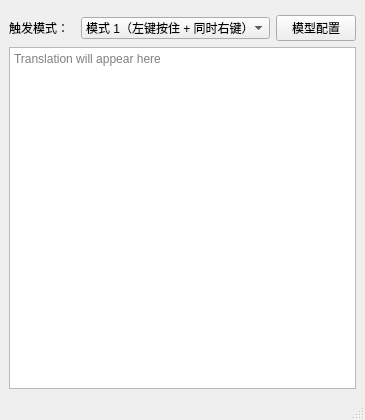
Above: mainwindow.ui from Miska-raligun/ai-translator before the change. Below: the same form after it.
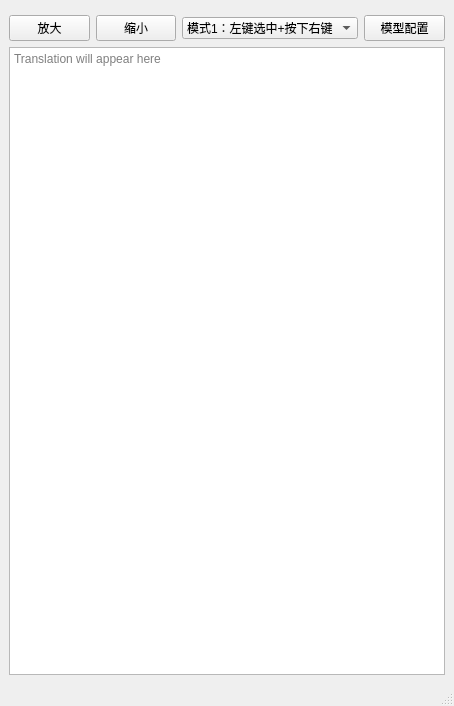
That is the form after the change. Custom widgets are drawn as their Qt base class.

Commit message: add zoomIn and zoomOut bottom

Patch:
```diff
--- a/mainwindow.ui
+++ b/mainwindow.ui
@@ -6,8 +6,8 @@
    <rect>
     <x>0</x>
     <y>0</y>
-    <width>365</width>
-    <height>420</height>
+    <width>454</width>
+    <height>706</height>
    </rect>
   </property>
   <property name="windowTitle">
@@ -25,17 +25,36 @@
     <item>
      <layout class="QHBoxLayout" name="modeLayout">
       <item>
-       <widget class="QLabel" name="modeLabel">
+       <widget class="QPushButton" name="zoomInButton">
         <property name="text">
-         <string>触发模式：</string>
+         <string>放大</string>
+        </property>
+       </widget>
+      </item>
+      <item>
+       <widget class="QPushButton" name="zoomOutButton">
+        <property name="minimumSize">
+         <size>
+          <width>75</width>
+          <height>0</height>
+         </size>
+        </property>
+        <property name="text">
+         <string>缩小</string>
         </property>
        </widget>
       </item>
       <item>
        <widget class="QComboBox" name="modeComboBox">
+        <property name="maximumSize">
+         <size>
+          <width>191</width>
+          <height>16777215</height>
+         </size>
+        </property>
         <item>
          <property name="text">
-          <string>模式 1（左键按住 + 同时右键）</string>
+          <string>模式1：左键选中+按下右键</string>
          </property>
         </item>
         <item>
```
Left out of the diff: 2 changed lines with no effect on the pictures. The commit also changes 1566 other files.
